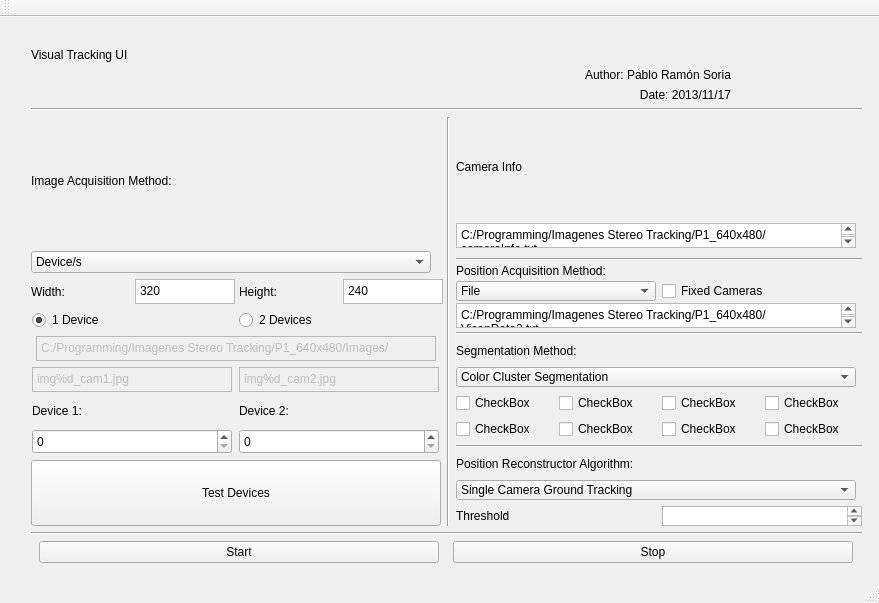
Before: the Qt Designer form VisualTrackingUI-QT/VisualTrackingUI-QT/mainwindow.ui in Bardo91/DepartamentoESI, drawn with Qt 5.
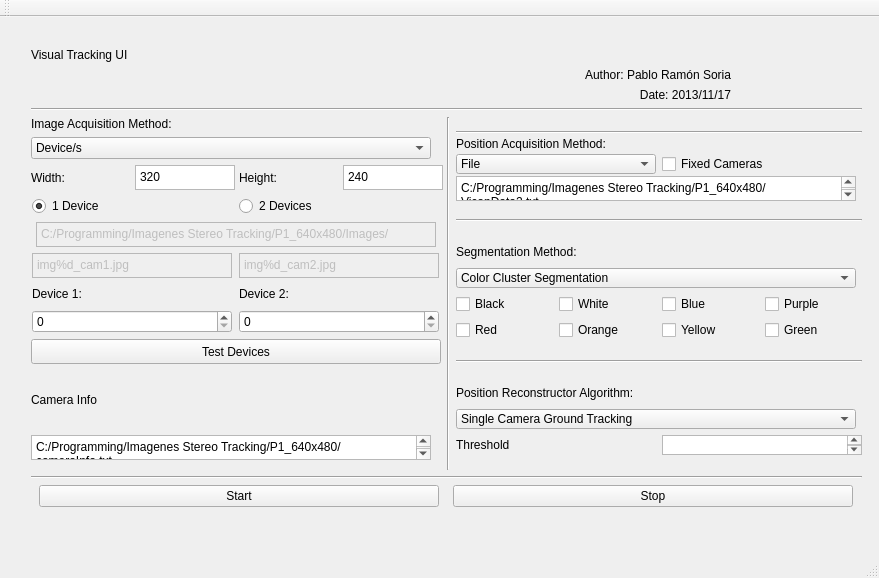
After: the same form once the commit is applied.

Commit message:
----------- Visual Tracking UI QT --------------
Everything works fine except stereo tracking algorithm. Two possibilities:
----> Matching is not selecting right objects
----> Update H_Zk and Jh is not working properly

What changed in the file:
```diff
--- a/VisualTrackingUI-QT/VisualTrackingUI-QT/mainwindow.ui
+++ b/VisualTrackingUI-QT/VisualTrackingUI-QT/mainwindow.ui
@@ -7,7 +7,7 @@
     <x>0</x>
     <y>0</y>
     <width>879</width>
-    <height>603</height>
+    <height>578</height>
    </rect>
   </property>
   <property name="windowTitle">
@@ -20,7 +20,7 @@
       <x>20</x>
       <y>20</y>
       <width>853</width>
-      <height>547</height>
+      <height>491</height>
      </rect>
     </property>
     <layout class="QVBoxLayout" name="mainLayout">
@@ -510,6 +510,39 @@
              </property>
             </widget>
            </item>
+           <item>
+            <layout class="QVBoxLayout" name="verticalLayout_4">
+             <property name="bottomMargin">
+              <number>10</number>
+             </property>
+             <item>
+              <widget class="QLabel" name="cameraInfoLabel">
+               <property name="text">
+                <string>Camera Info</string>
+               </property>
+              </widget>
+             </item>
+             <item>
+              <widget class="QPlainTextEdit" name="cameraInfoPathEditTest">
+               <property name="minimumSize">
+                <size>
+                 <width>400</width>
+                 <height>25</height>
+                </size>
+               </property>
+               <property name="maximumSize">
+                <size>
+                 <width>400</width>
+                 <height>25</height>
+                </size>
+               </property>
+               <property name="plainText">
+                <string>C:/Programming/Imagenes Stereo Tracking/P1_640x480/cameraInfo.txt</string>
+               </property>
+              </widget>
+             </item>
+            </layout>
+           </item>
           </layout>
          </item>
         </layout>
@@ -537,39 +570,6 @@
            <property name="sizeConstraint">
             <enum>QLayout::SetMinimumSize</enum>
            </property>
-           <item>
-            <layout class="QVBoxLayout" name="verticalLayout_4">
-             <property name="bottomMargin">
-              <number>10</number>
-             </property>
-             <item>
-              <widget class="QLabel" name="cameraInfoLabel">
-               <property name="text">
-                <string>Camera Info</string>
-               </property>
-              </widget>
-             </item>
-             <item>
-              <widget class="QPlainTextEdit" name="cameraInfoPathEditTest">
-               <property name="minimumSize">
-                <size>
-                 <width>400</width>
-                 <height>25</height>
-                </size>
-               </property>
-               <property name="maximumSize">
-                <size>
-                 <width>400</width>
-                 <height>25</height>
-                </size>
-               </property>
-               <property name="plainText">
-                <string>C:/Programming/Imagenes Stereo Tracking/P1_640x480/cameraInfo.txt</string>
-               </property>
-              </widget>
-             </item>
-            </layout>
-           </item>
            <item>
             <widget class="Line" name="line_6">
              <property name="orientation">
@@ -737,28 +737,28 @@
                <item>
                 <widget class="QCheckBox" name="Bla">
                  <property name="text">
-                  <string>CheckBox</string>
+                  <string>Black</string>
                  </property>
                 </widget>
                </item>
                <item>
                 <widget class="QCheckBox" name="checkBox_3">
                  <property name="text">
-                  <string>CheckBox</string>
+                  <string>White</string>
                  </property>
                 </widget>
                </item>
                <item>
                 <widget class="QCheckBox" name="checkBox_2">
                  <property name="text">
-                  <string>CheckBox</string>
+                  <string>Blue</string>
                  </property>
                 </widget>
                </item>
                <item>
                 <widget class="QCheckBox" name="checkBox">
                  <property name="text">
-                  <string>CheckBox</string>
+                  <string>Purple</string>
                  </property>
                 </widget>
                </item>
@@ -772,28 +772,28 @@
                <item>
                 <widget class="QCheckBox" name="checkBox_5">
                  <property name="text">
-                  <string>CheckBox</string>
+                  <string>Red</string>
                  </property>
                 </widget>
                </item>
                <item>
                 <widget class="QCheckBox" name="checkBox_6">
                  <property name="text">
-                  <string>CheckBox</string>
+                  <string>Orange</string>
                  </property>
                 </widget>
                </item>
                <item>
                 <widget class="QCheckBox" name="checkBox_7">
                  <property name="text">
-                  <string>CheckBox</string>
+                  <string>Yellow</string>
                  </property>
                 </widget>
                </item>
                <item>
                 <widget class="QCheckBox" name="checkBox_8">
                  <property name="text">
-                  <string>CheckBox</string>
+                  <string>Green</string>
                  </property>
                 </widget>
                </item>
```
Left out of the diff: 16 changed lines with no effect on the pictures. The commit also changes 14 other files.
